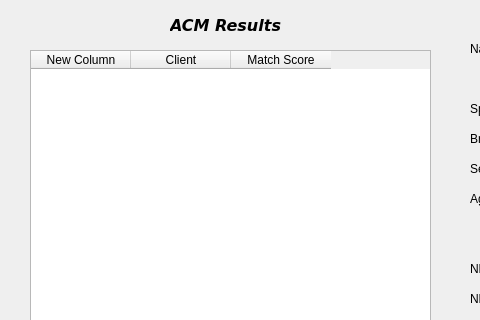
Before: the Qt Designer form acmdetails.ui in ColeMacdonald1709/comp3004, drawn with Qt 5; both pictures show x 0 to 480 and y 0 to 320 of the 953 by 619 pixel window.
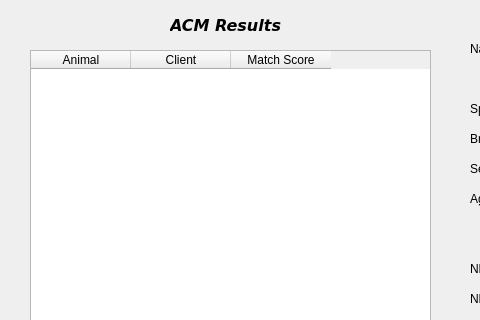
After: the same form once the commit is applied.

Commit message: Removed ACMMain to avoid confusion, now only ACMDetails window exists

What changed in the file:
```diff
--- a/acmdetails.ui
+++ b/acmdetails.ui
@@ -1032,7 +1032,7 @@
    </property>
    <column>
     <property name="text">
-     <string>New Column</string>
+     <string>Animal</string>
     </property>
    </column>
    <column>
```
The commit also changes 7 other files.
